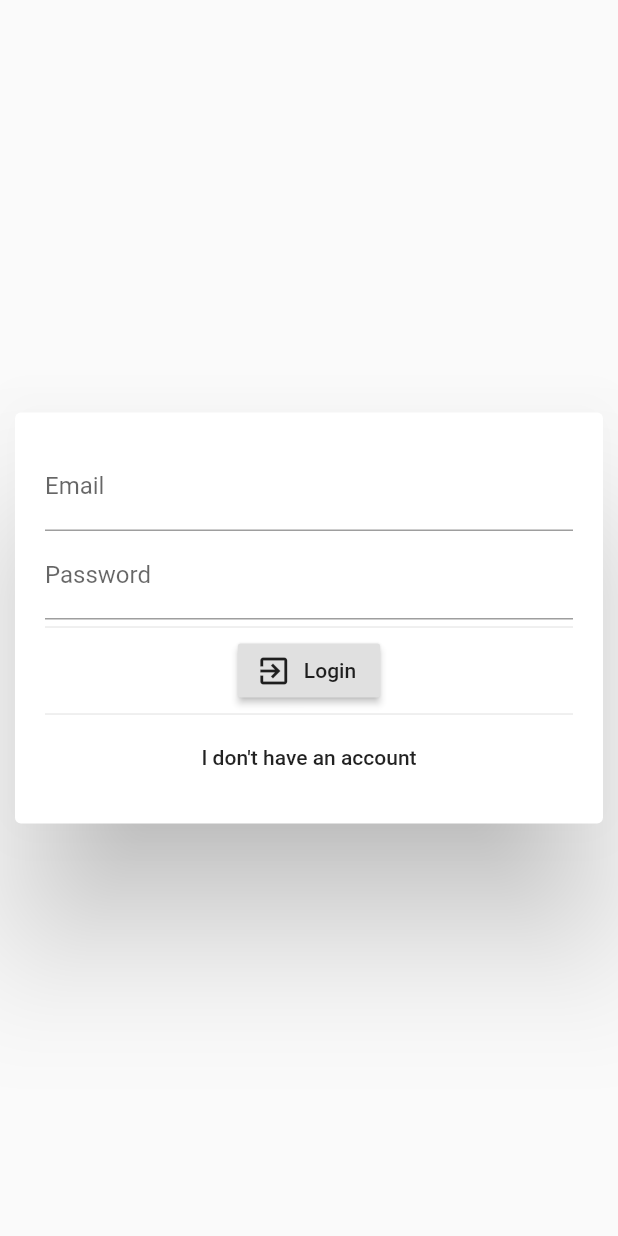
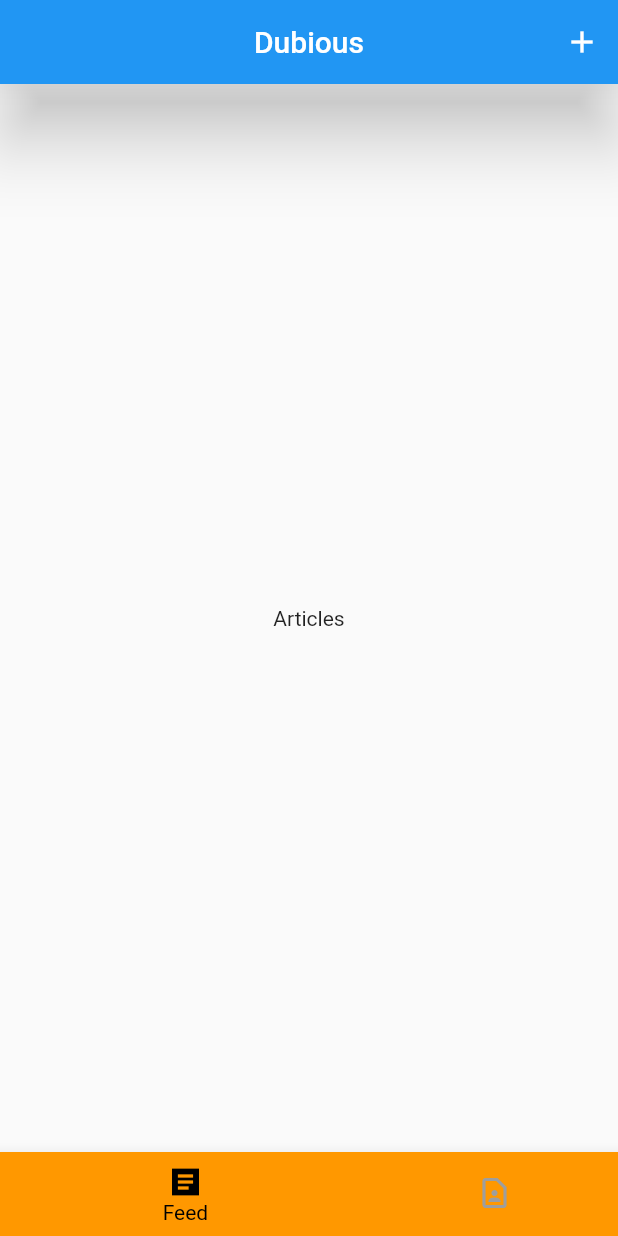
Before and after one commit to AbhiGang699/fail_flutter_learning_app, a Flutter app: the screen it shows after launch, on a phone screen of 412 x 824 dp. Run offline on Flutter 3.47's test engine with Material 2 defaults, Android fonts, the phone set to English and light mode, and no system bars; our stand-ins replace image_picker.

Commit message:
added home screen

```diff
--- a/lib/components/auth_form.dart
+++ b/lib/components/auth_form.dart
@@ -2,7 +2,6 @@ import 'dart:io';
 
 import 'package:flutter/material.dart';
 import './image_input.dart';
-import '../enums.dart';
 import 'package:image_picker/image_picker.dart';
 
 class AuthForm extends StatefulWidget {
@@ -12,7 +11,6 @@ class AuthForm extends StatefulWidget {
 
 class _AuthFormState extends State<AuthForm> {
   File _storedImage;
-  AuthMode usermode;
   bool _isLogin;
   @override
   void initState() {
@@ -142,7 +140,6 @@ class _AuthFormState extends State<AuthForm> {
                       ],
                     ),
                   ),
-                  // if()
                 ],
               ),
             ),
--- a/lib/main.dart
+++ b/lib/main.dart
@@ -1,4 +1,5 @@
 import 'package:flutter/material.dart';
+import './screens/home_screen.dart';
 import './screens/auth_screen.dart';
 
 void main() {
@@ -10,12 +11,13 @@ class MyApp extends StatelessWidget {
   @override
   Widget build(BuildContext context) {
     return MaterialApp(
+      debugShowCheckedModeBanner: false,
       title: 'Flutter Demo',
       theme: ThemeData(
         primarySwatch: Colors.blue,
         visualDensity: VisualDensity.adaptivePlatformDensity,
       ),
-      home: AuthScreen(),
+      home: HomeScreen(),
       // routes: ,
     );
   }
--- /dev/null
+++ b/lib/screens/home_screen.dart
@@ -0,0 +1,72 @@
+import 'package:flutter/material.dart';
+import 'package:learning_app/components/profile.dart';
+
+class HomeScreen extends StatefulWidget {
+  @override
+  _HomeScreenState createState() => _HomeScreenState();
+}
+
+class _HomeScreenState extends State<HomeScreen> {
+  int _index = 0;
+  List<Widget> _body = [
+    Center(
+      child: Text('Articles'),
+    ),
+    Center(
+      child: Profile(),
+    ),
+  ];
+  @override
+  Widget build(BuildContext context) {
+    return Scaffold(
+      // drawer: Center(
+      //   child: IconButton(
+      //     icon: Icon(Icons.exit_to_app_outlined),
+      //     onPressed: () {},
+      //   ),
+      // ),
+      appBar: AppBar(
+        actions: [
+          if (_index == 1)
+            IconButton(
+              icon: Icon(Icons.exit_to_app_outlined),
+              onPressed: () {},
+            ),
+          // Text('Dubious'),
+          if (_index == 0)
+            IconButton(
+              icon: Icon(Icons.add),
+              onPressed: () {},
+            ),
+        ],
+        centerTitle: true,
+        elevation: 20,
+        title: Text('Dubious'),
+      ),
+      body: _body[_index],
+      bottomNavigationBar: BottomNavigationBar(
+        type: BottomNavigationBarType.shifting,
+        items: [
+          BottomNavigationBarItem(
+            icon: Icon(Icons.article_sharp),
+            label: 'Feed',
+            backgroundColor: Colors.orange,
+          ),
+          BottomNavigationBarItem(
+            icon: Icon(Icons.contact_page_outlined),
+            label: 'Profile',
+            backgroundColor: Colors.orange,
+          ),
+        ],
+        currentIndex: _index,
+        onTap: (value) {
+          setState(() {
+            _index = value;
+          });
+        },
+        selectedItemColor: Colors.black,
+        unselectedItemColor: Colors.grey,
+      ),
+    );
+  }
+}
```
Also changed, not shown: lib/components/profile.dart (added, +35 -0 lines).
